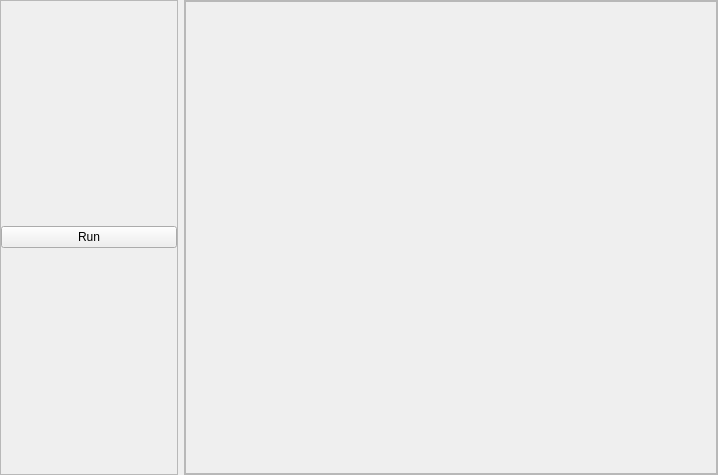
Old version of the form seel_res/GUI/E_MISCELLANEOUS/B/templates/hackYourOwn.ui in the repository jithinbp/SEELablet-apps.
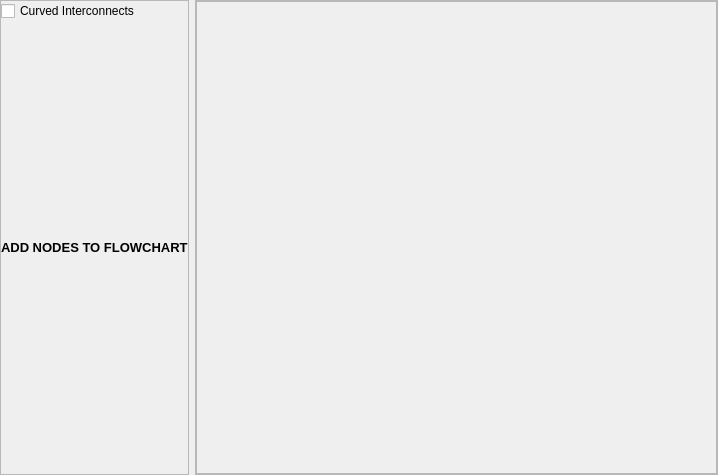
New version of the form.

Diff of the .ui file:
```diff
--- a/seel_res/GUI/E_MISCELLANEOUS/B/templates/hackYourOwn.ui
+++ b/seel_res/GUI/E_MISCELLANEOUS/B/templates/hackYourOwn.ui
@@ -49,12 +49,26 @@
         <number>0</number>
        </property>
        <item>
-        <widget class="QPushButton" name="pushButton">
+        <widget class="QCheckBox" name="checkBox">
          <property name="toolTip">
           <string>run the code</string>
          </property>
          <property name="text">
-          <string>Run</string>
+          <string>Curved Interconnects</string>
+         </property>
+        </widget>
+       </item>
+       <item>
+        <widget class="QLabel" name="label">
+         <property name="font">
+          <font>
+           <pointsize>10</pointsize>
+           <weight>75</weight>
+           <bold>true</bold>
+          </font>
+         </property>
+         <property name="text">
+          <string>ADD NODES TO FLOWCHART</string>
          </property>
         </widget>
        </item>
@@ -89,7 +103,7 @@
         <rect>
          <x>0</x>
          <y>0</y>
-         <width>532</width>
+         <width>519</width>
          <height>473</height>
         </rect>
        </property>
```
Left out of the diff: 19 changed lines with no effect on the pictures.
